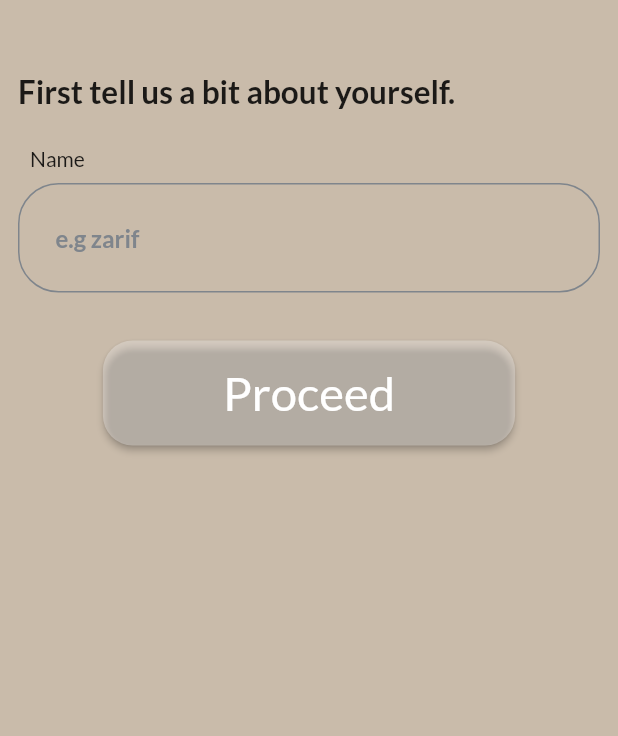
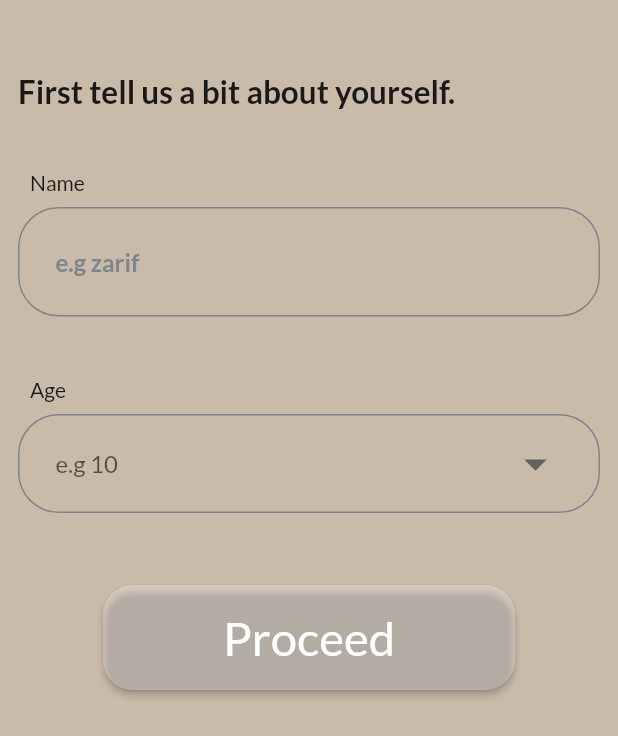
Before and after one commit to zarifikram/HackNSU3_BUET_Elites, a Flutter app: the FormPage screen opened directly, on a phone screen of 412 x 824 dp. Shown: the top 736 px of the screen. Run offline on Flutter 3.47's test engine with Material 2 defaults, Android fonts, the phone set to English and light mode, and no system bars; our stand-ins replace google_fonts, velocity_x.

Commit message:
custom drop okay

```diff
--- a/patientEnd/remedi/lib/Pages/form_page.dart
+++ b/patientEnd/remedi/lib/Pages/form_page.dart
@@ -1,4 +1,5 @@
 import 'package:flutter/material.dart';
+import 'package:remedi/Widgets/custom_drop_item.dart';
 import 'package:remedi/Widgets/custom_text_field.dart';
 import "package:velocity_x/velocity_x.dart";
 
@@ -21,7 +22,9 @@ class FormPage extends StatelessWidget{
                 Container().box.make().py16(),
                 "First tell us a bit about yourself.".text.xl2.bold.make().py16(),
                 //custom input and dropdown needed
-                CustomTextField(inputHint: "e.g zarif" ,label: "Name",),
+                CustomTextField(inputHint: "e.g zarif" ,label: "Name",).py16(),
+                CustomDropItem(items: ages, inputHint: "e.g 10", label: "Age",).py16(),
+
                 MaterialButton(
                   shape: RoundedRectangleBorder(borderRadius: BorderRadius.circular(20)),
                   onPressed: () => (Navigator.push(context, MaterialPageRoute(builder: (context)=>ChatPage()))),
--- a/patientEnd/remedi/lib/Widgets/custom_drop_item.dart
+++ b/patientEnd/remedi/lib/Widgets/custom_drop_item.dart
@@ -1,13 +1,47 @@
-import 'package:flutter/cupertino.dart';
+import 'package:flutter/material.dart';
+import "package:velocity_x/velocity_x.dart";
+
+import '../person.dart';
 
 class CustomDropItem extends StatefulWidget{
+  final List<String> items;
+  final String label,inputHint;
+  const CustomDropItem({Key? key, required this.items, required this.inputHint, required this.label}) : super(key: key);
+
   @override
   State<CustomDropItem> createState() => _CustomDropItemState();
 }
 
 class _CustomDropItemState extends State<CustomDropItem> {
+  var valueChoose;
+
   @override
   Widget build(BuildContext context) {
-    return Container();
+    return Column(
+      crossAxisAlignment: CrossAxisAlignment.start,
+      children: [
+        widget.label.text.make().p8(),
+        DropdownButton(
+          hint: widget.inputHint.text.make(),
+          borderRadius: BorderRadius.circular(27),
+          isExpanded: true,
+          value: valueChoose,
+
+          underline: Container(),
+          icon: Icon(Icons.arrow_drop_down),
+          iconSize: 36,
+          onChanged: (e)=>setState(() {
+            valueChoose=e;
+            switch(widget.label){
+              case "Gender" : Person.sex = (e as String).toLowerCase(); break;
+              case "City" : Person.city = (e as String).toLowerCase(); break;
+              case "Age" : Person.age = int.parse(e as String); break;
+            }
+          }
+          ),
+          items: widget.items.map((e) => DropdownMenuItem(child: e.text.bold.make(), value: e,)).toList(),
+        ).px24().py8().box.border(color: context.accentColor).customRounded(BorderRadius.circular(27)).make(),
+      ],
+    );
   }
 }
```
